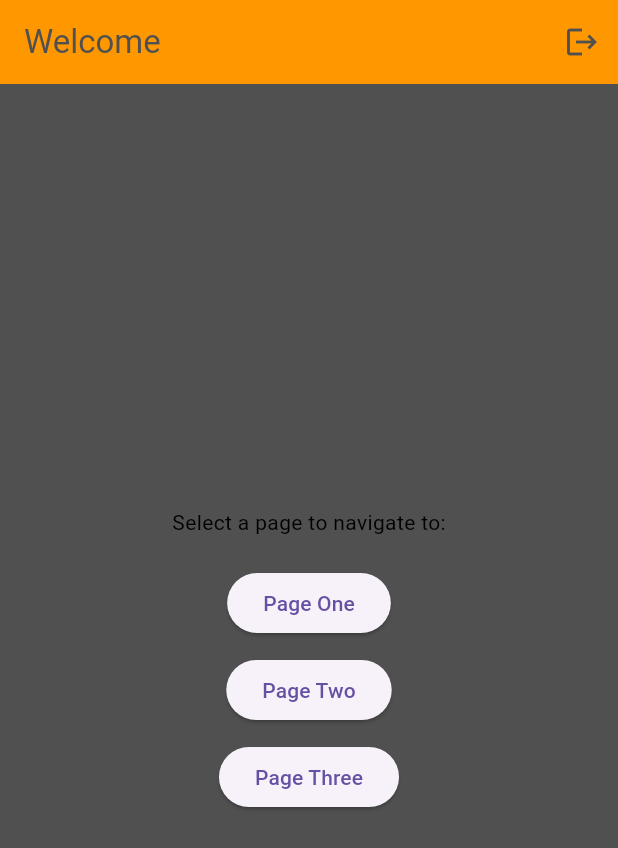
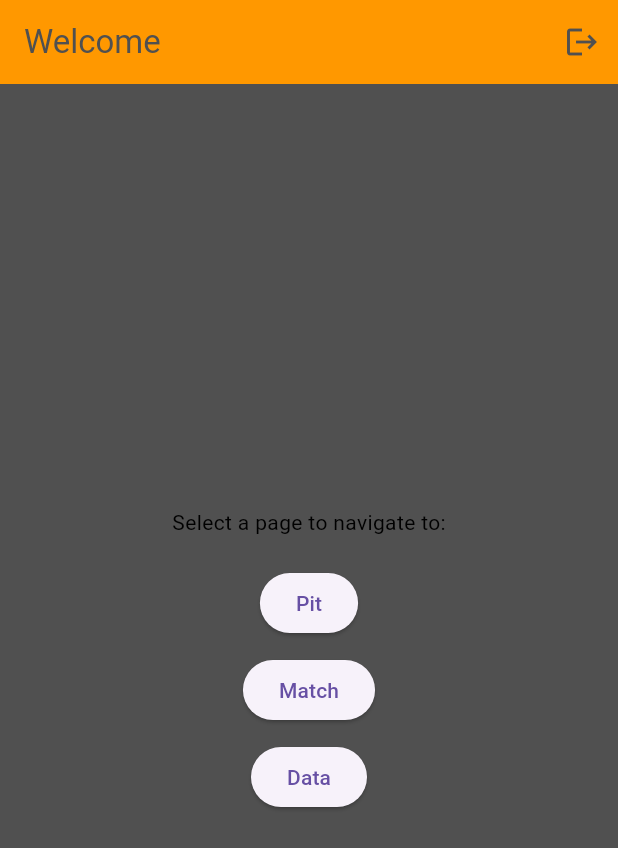
Before and after one commit to AntiAntiexe/Scouting-App, a Flutter app: the HomePage screen opened directly with empty values, on a phone screen of 412 x 824 dp. Shown: the top 848 px of the screen. Run offline on Flutter 3.47's test engine with Material 3 defaults, Android fonts, the phone set to English and light mode, and no system bars.

Commit message:
updated names of pages

```diff
--- a/lib/main.dart
+++ b/lib/main.dart
@@ -10,7 +10,7 @@ class MyApp extends StatelessWidget {
   @override
   Widget build(BuildContext context) {
     return MaterialApp(
-      title: 'IC Robotics Login',
+      title: 'IC Scouting Login',
       theme: ThemeData(
         primaryColor: Colors.orange,
         scaffoldBackgroundColor: const Color.fromARGB(255, 80, 80, 80),
@@ -138,7 +138,7 @@ class HomePage extends StatelessWidget {
                   MaterialPageRoute(builder: (context) => const PageOne()),
                 );
               },
-              child: const Text('Page One'),
+              child: const Text('Pit'),
             ),
             const SizedBox(height: 10),
             ElevatedButton(
@@ -148,7 +148,7 @@ class HomePage extends StatelessWidget {
                   MaterialPageRoute(builder: (context) => const PageTwo()),
                 );
               },
-              child: const Text('Page Two'),
+              child: const Text('Match'),
             ),
             const SizedBox(height: 10),
             ElevatedButton(
@@ -158,7 +158,7 @@ class HomePage extends StatelessWidget {
                   MaterialPageRoute(builder: (context) => const PageThree()),
                 );
               },
-              child: const Text('Page Three'),
+              child: const Text('Data'),
             ),
           ],
         ),
@@ -174,8 +174,8 @@ class PageOne extends StatelessWidget {
   @override
   Widget build(BuildContext context) {
     return Scaffold(
-      appBar: AppBar(title: const Text('Page One')),
-      body: const Center(child: Text('Content of Page One')),
+      appBar: AppBar(title: const Text('Pit')),
+      body: const Center(child: Text('Pit')),
     );
   }
 }
@@ -186,8 +186,8 @@ class PageTwo extends StatelessWidget {
   @override
   Widget build(BuildContext context) {
     return Scaffold(
-      appBar: AppBar(title: const Text('Page Two')),
-      body: const Center(child: Text('Content of Page Two')),
+      appBar: AppBar(title: const Text('Match')),
+      body: const Center(child: Text('Match')),
     );
   }
 }
@@ -198,8 +198,8 @@ class PageThree extends StatelessWidget {
   @override
   Widget build(BuildContext context) {
     return Scaffold(
-      appBar: AppBar(title: const Text('Page Three')),
-      body: const Center(child: Text('Content of Page Three')),
+      appBar: AppBar(title: const Text('Data')),
+      body: const Center(child: Text('Data')),
     );
   }
 }
```
